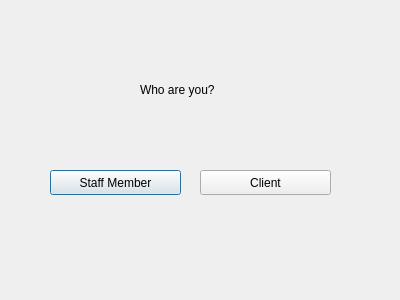
Qt form cuac/logindialog.ui (ducongo/comp3004winter2019) before a commit.
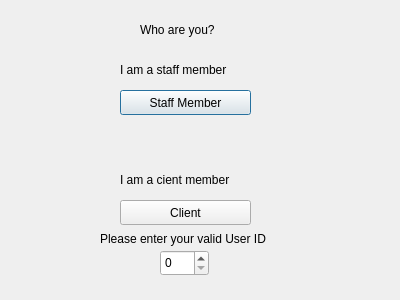
The same form after that commit.

Patch:
```diff
--- a/cuac/logindialog.ui
+++ b/cuac/logindialog.ui
@@ -17,7 +17,7 @@
    <property name="geometry">
     <rect>
      <x>140</x>
-     <y>80</y>
+     <y>20</y>
      <width>101</width>
      <height>20</height>
     </rect>
@@ -29,8 +29,8 @@
   <widget class="QPushButton" name="staff">
    <property name="geometry">
     <rect>
-     <x>50</x>
-     <y>170</y>
+     <x>120</x>
+     <y>90</y>
      <width>131</width>
      <height>25</height>
     </rect>
@@ -42,8 +42,8 @@
   <widget class="QPushButton" name="client">
    <property name="geometry">
     <rect>
-     <x>200</x>
-     <y>170</y>
+     <x>120</x>
+     <y>200</y>
      <width>131</width>
      <height>25</height>
     </rect>
@@ -52,6 +52,68 @@
     <string>Client</string>
    </property>
   </widget>
+  <widget class="QLabel" name="label_2">
+   <property name="geometry">
+    <rect>
+     <x>120</x>
+     <y>60</y>
+     <width>131</width>
+     <height>20</height>
+    </rect>
+   </property>
+   <property name="text">
+    <string>I am a staff member</string>
+   </property>
+  </widget>
+  <widget class="QLabel" name="label_3">
+   <property name="geometry">
+    <rect>
+     <x>120</x>
+     <y>170</y>
+     <width>141</width>
+     <height>20</height>
+    </rect>
+   </property>
+   <property name="text">
+    <string>I am a cient member</string>
+   </property>
+  </widget>
+  <widget class="QSpinBox" name="uid">
+   <property name="geometry">
+    <rect>
+     <x>160</x>
+     <y>250</y>
+     <width>49</width>
+     <height>26</height>
+    </rect>
+   </property>
+  </widget>
+  <widget class="QLabel" name="label_4">
+   <property name="geometry">
+    <rect>
+     <x>100</x>
+     <y>230</y>
+     <width>201</width>
+     <height>17</height>
+    </rect>
+   </property>
+   <property name="text">
+    <string>Please enter your valid User ID</string>
+   </property>
+  </widget>
+  <widget class="QLabel" name="error_label">
+   <property name="geometry">
+    <rect>
+     <x>70</x>
+     <y>140</y>
+     <width>241</width>
+     <height>17</height>
+    </rect>
+   </property>
+   <property name="text">
+    <string/>
+   </property>
+  </widget>
  </widget>
  <resources/>
  <connections/>
```
